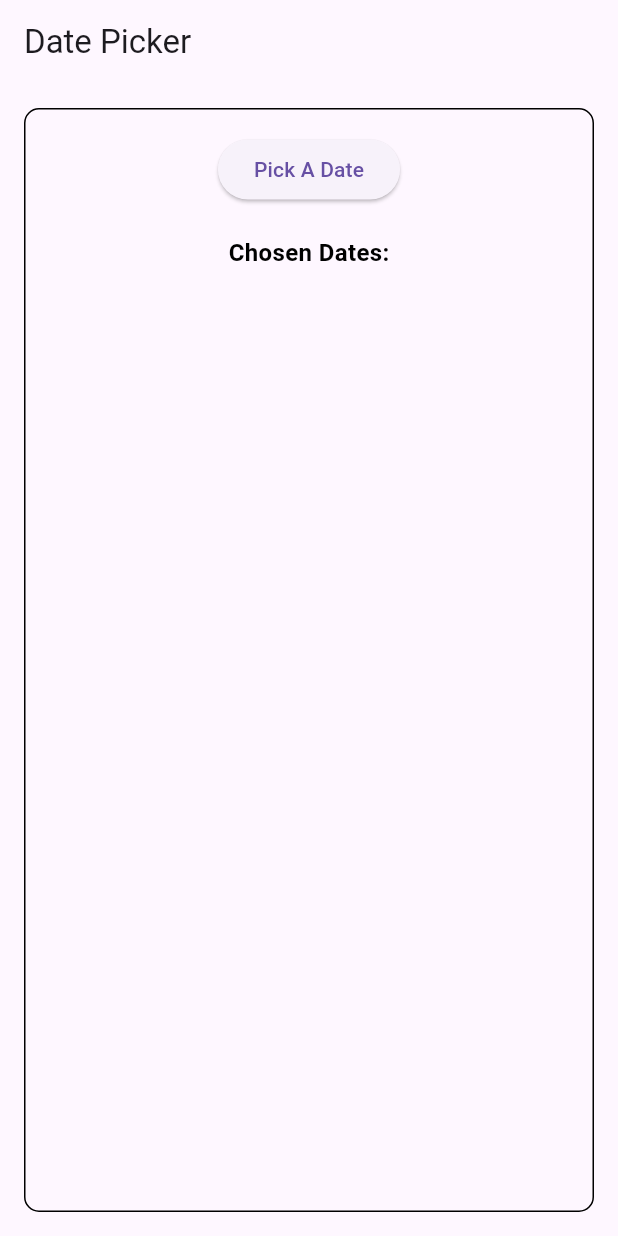
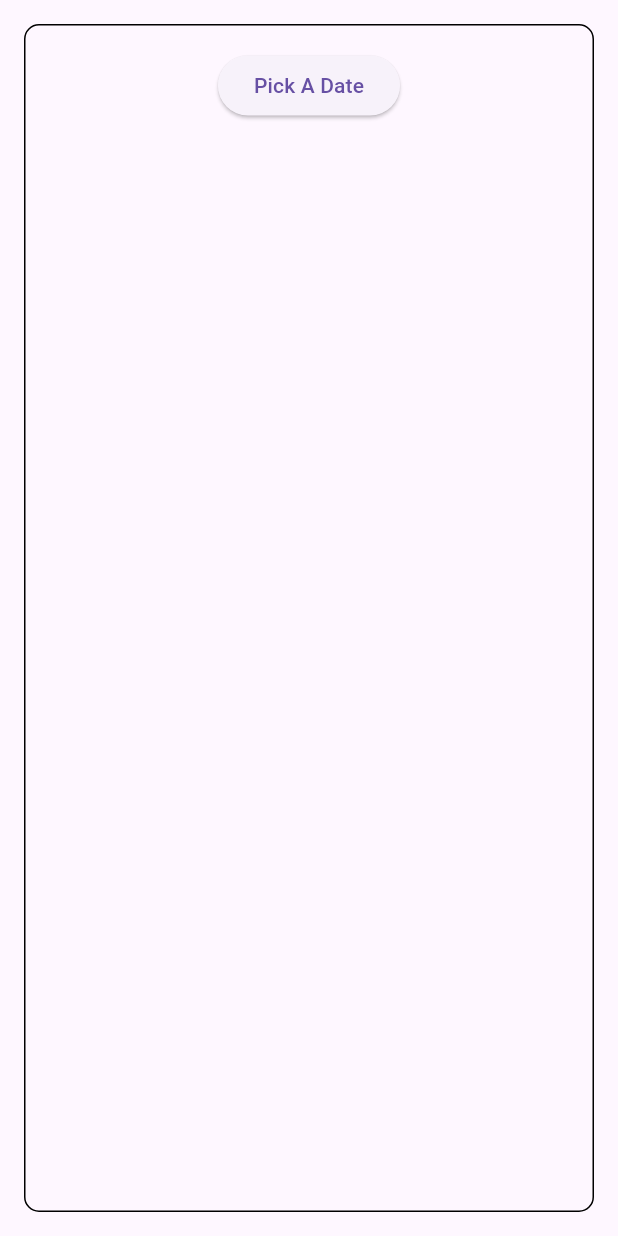
Before and after one commit to dhwanish-3/Heartless, a Flutter app: the DatePicker widget shown alone on an empty page, opened directly, on a phone screen of 412 x 824 dp. Run offline on Flutter 3.47's test engine with Material 3 defaults, Android fonts, the light colour scheme and no system bars; our stand-ins replace cached_network_image, cloud_firestore, firebase_auth, firebase_core, flutter_svg, fluttertoast and 7 more; missing offline and left inert: calendar_slider, flutter_barcode_scanner; accounts and stored records are empty.

Commit message:
selective dates selection increateTaskPage

```diff
--- a/lib/pages/date_picker.dart
+++ b/lib/pages/date_picker.dart
@@ -1,4 +1,5 @@
 import 'package:flutter/material.dart';
+import 'package:heartless/shared/constants.dart';
 
 class DatePicker extends StatefulWidget {
   const DatePicker({Key? key}) : super(key: key);
@@ -13,11 +14,7 @@ class _DatePickerState extends State<DatePicker> {
 
   @override
   Widget build(BuildContext context) {
-    return Scaffold(
-      appBar: AppBar(
-        title: const Text('Date Picker'),
-      ),
-      body: Padding(
+    return Padding(
       padding: const EdgeInsets.all(16.0),
       child: Container(
         decoration: BoxDecoration(
@@ -33,11 +30,6 @@ class _DatePickerState extends State<DatePicker> {
                 _selectDate(context);
               },
               child: const Text('Pick A Date'),
-              ),
-              const SizedBox(height: 20),
-              const Text(
-                'Chosen Dates:',
-                style: TextStyle(fontWeight: FontWeight.bold),
             ),
             const SizedBox(height: 10),
             Expanded(
@@ -58,22 +50,22 @@ class _DatePickerState extends State<DatePicker> {
           ],
         ),
       ),
-      ),
     );
   }
 
   Widget _buildDateCard(String date, int index) {
     return Container(
       decoration: BoxDecoration(
-        color: Colors.blue,
+        color: Constants.primaryColor,
         borderRadius: BorderRadius.circular(10.0),
       ),
       padding: const EdgeInsets.all(8.0),
       child: Row(
-        mainAxisAlignment: MainAxisAlignment.spaceBetween,
+        mainAxisAlignment: MainAxisAlignment.center,
         children: [
           Text(
             date,
+            textAlign: TextAlign.center,
             style: const TextStyle(color: Colors.white),
           ),
           IconButton(
```
Also changed, not shown: lib/pages/schedule/create_task_page.dart (+4 -3 lines), lib/services/enums/activity_type.dart (+13 -0 lines). Lines whose indentation alone changed are shown as unchanged.
